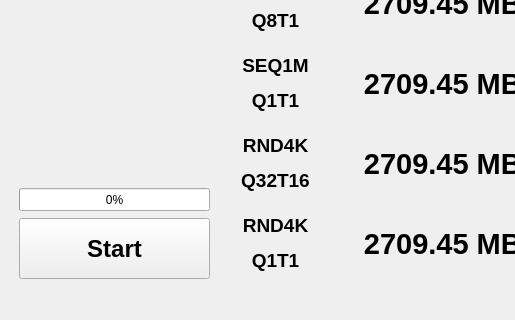
sagudeloo/ApoloDiskMark, file crazydiskmark/crazydiskmark.ui: the form before one commit; both pictures show x 0 to 515 and y 160 to 480 of the 780 by 480 pixel window.
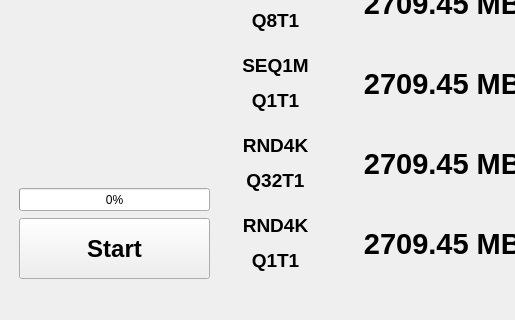
The form after the commit. Icons and pictures are not drawn.

```diff
--- a/crazydiskmark/crazydiskmark.ui
+++ b/crazydiskmark/crazydiskmark.ui
@@ -323,7 +323,7 @@
         <number>1</number>
        </property>
        <property name="text">
-        <string>&lt;html&gt;&lt;head/&gt;&lt;body&gt;&lt;p align=&quot;center&quot;&gt;&lt;span style=&quot; font-size:14pt; font-weight:600;&quot;&gt;RND4K&lt;/span&gt;&lt;/p&gt;&lt;p align=&quot;center&quot;&gt;&lt;span style=&quot; font-size:14pt; font-weight:600;&quot;&gt;Q32T16&lt;/span&gt;&lt;/p&gt;&lt;/body&gt;&lt;/html&gt;</string>
+        <string>&lt;html&gt;&lt;head/&gt;&lt;body&gt;&lt;p align=&quot;center&quot;&gt;&lt;span style=&quot; font-size:14pt; font-weight:600;&quot;&gt;RND4K&lt;/span&gt;&lt;/p&gt;&lt;p align=&quot;center&quot;&gt;&lt;span style=&quot; font-size:14pt; font-weight:600;&quot;&gt;Q32T1&lt;/span&gt;&lt;/p&gt;&lt;/body&gt;&lt;/html&gt;</string>
        </property>
       </widget>
       <widget class="QLabel" name="rnd4kq1t1Label">
```
Left out of the diff: 8 changed lines with no effect on the pictures.
